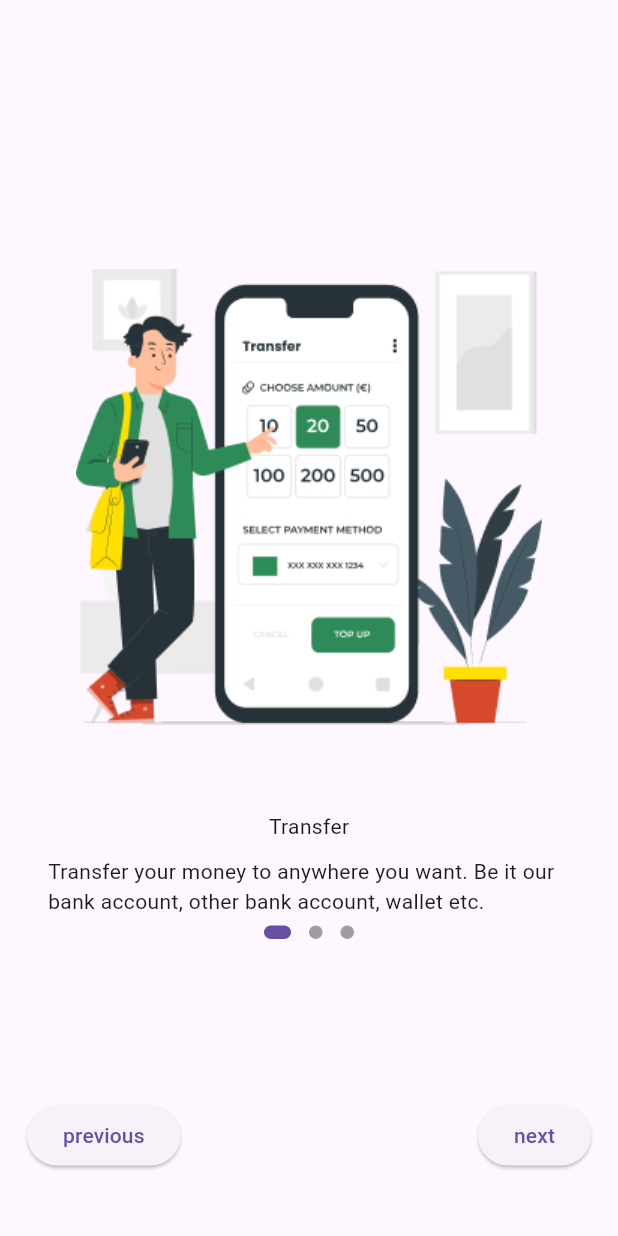
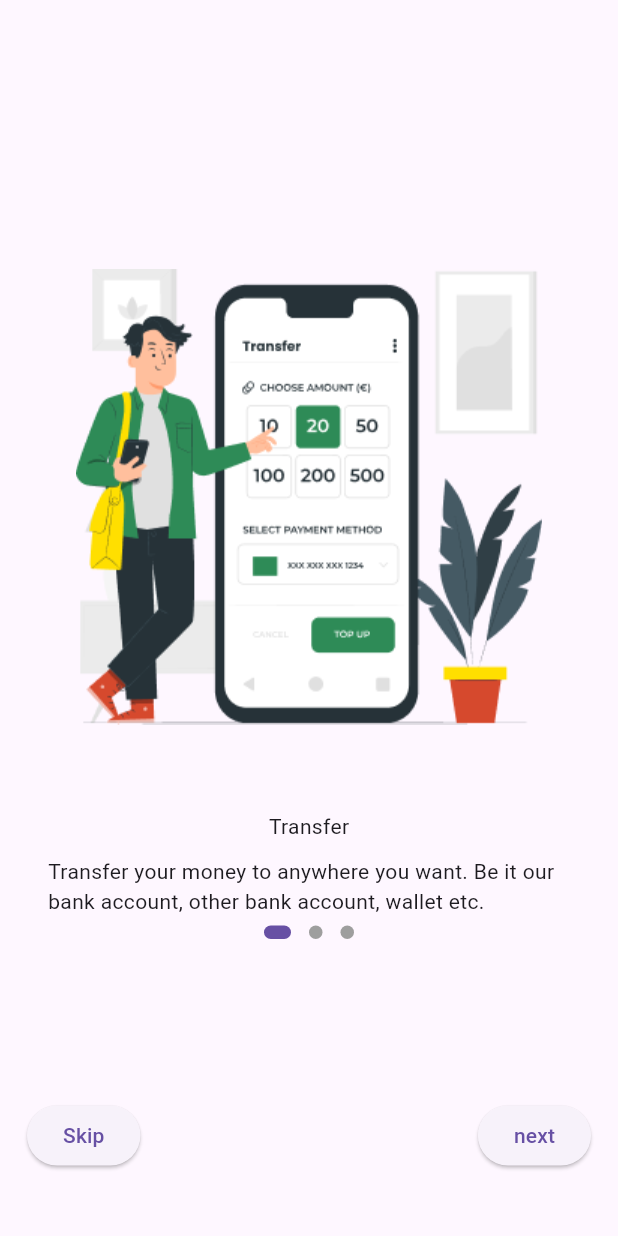
Before and after one commit to ridwan1178/rupali_bank_demo, a Flutter app: the screen it shows after launch, on a phone screen of 412 x 824 dp. Run offline on Flutter 3.47's test engine with Material 3 defaults, Android fonts, the phone set to English and light mode, and no system bars; drawn by our look-alikes of dots_indicator; generated files the repository leaves out were written again.

Commit message:
now skip button doesnt show on last page dots count for dost indicator is now a variable

```diff
--- a/lib/main.dart
+++ b/lib/main.dart
@@ -28,6 +28,7 @@ class MyApp extends StatelessWidget {
       ],
       locale: AppLocale.eng,
       home: SplashPage(),
+      debugShowCheckedModeBanner: false,
     );
   }
 }
--- a/lib/onboarding/onboarding.dart
+++ b/lib/onboarding/onboarding.dart
@@ -94,9 +94,9 @@ class _OnboardingState extends State<Onboarding> {
               ),
               child: Row(
                 children: [
-                  ElevatedButton(
+                  isLastPage ? const SizedBox() : ElevatedButton(
                       onPressed: previousFunction,
-                      child: const Text("previous")),
+                      child: const Text("Skip")),
                   const Expanded(child: SizedBox()),
                   //const Spacer(),
                   ElevatedButton(
@@ -128,7 +128,7 @@ class _OnboardingState extends State<Onboarding> {
           ),
           const Text(
               "Transfer your money to anywhere you want. Be it our bank account, other bank account, wallet etc."),
-          DotsIndicatorWidget(currentIndex: currentIndex),
+          DotsIndicatorWidget(currentIndex: currentIndex, pageCount: pageCount),
         ],
       ),
     );
@@ -152,7 +152,7 @@ class _OnboardingState extends State<Onboarding> {
           ),
           const Text(
               "Pay anything to anybody you want. We support from top-up to marchant payments."),
-          DotsIndicatorWidget(currentIndex: currentIndex),
+          DotsIndicatorWidget(currentIndex: currentIndex, pageCount: pageCount),
         ],
       ),
     );
@@ -176,7 +176,7 @@ class _OnboardingState extends State<Onboarding> {
           ),
           const Text(
               "Manage your accounts including loans, RDs, checque books, cards everything from a signle point!"),
-          DotsIndicatorWidget(currentIndex: currentIndex),
+          DotsIndicatorWidget(currentIndex: currentIndex, pageCount: pageCount),
         ],
       ),
     );
@@ -184,17 +184,16 @@ class _OnboardingState extends State<Onboarding> {
 }
 
 class DotsIndicatorWidget extends StatelessWidget {
-  const DotsIndicatorWidget({
-    super.key,
-    required this.currentIndex,
-  });
+  const DotsIndicatorWidget(
+      {super.key, required this.currentIndex, required this.pageCount});
 
   final int currentIndex;
+  final int pageCount;
 
   @override
   Widget build(BuildContext context) {
     return DotsIndicator(
-      dotsCount: 3,
+      dotsCount: pageCount,
       position: currentIndex,
       decorator: DotsDecorator(
         size: const Size.square(9.0),
```
Also changed, not shown: lib/onboarding/onboarding_1.dart (deleted, +0 -34 lines).
